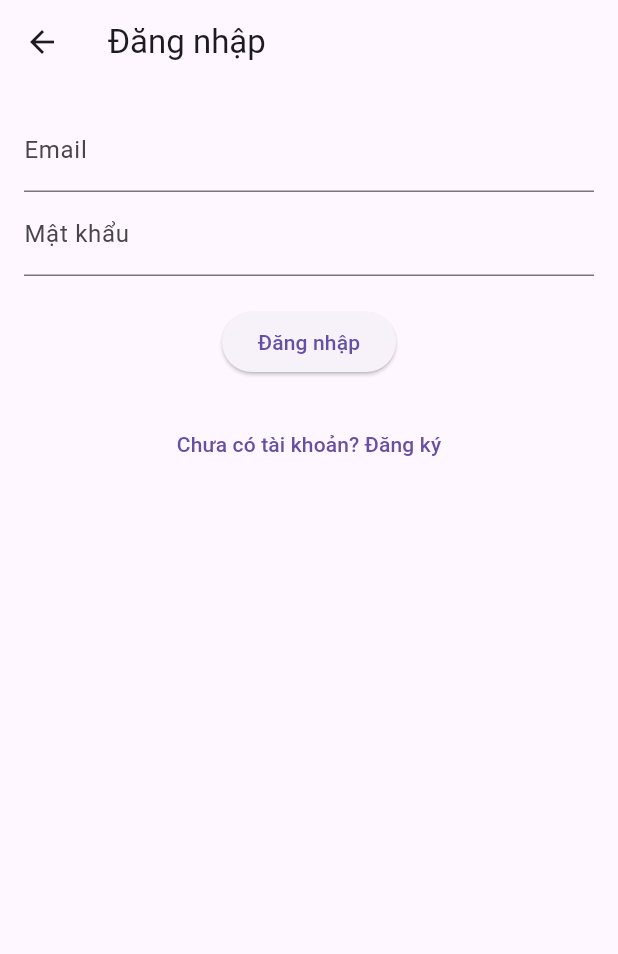
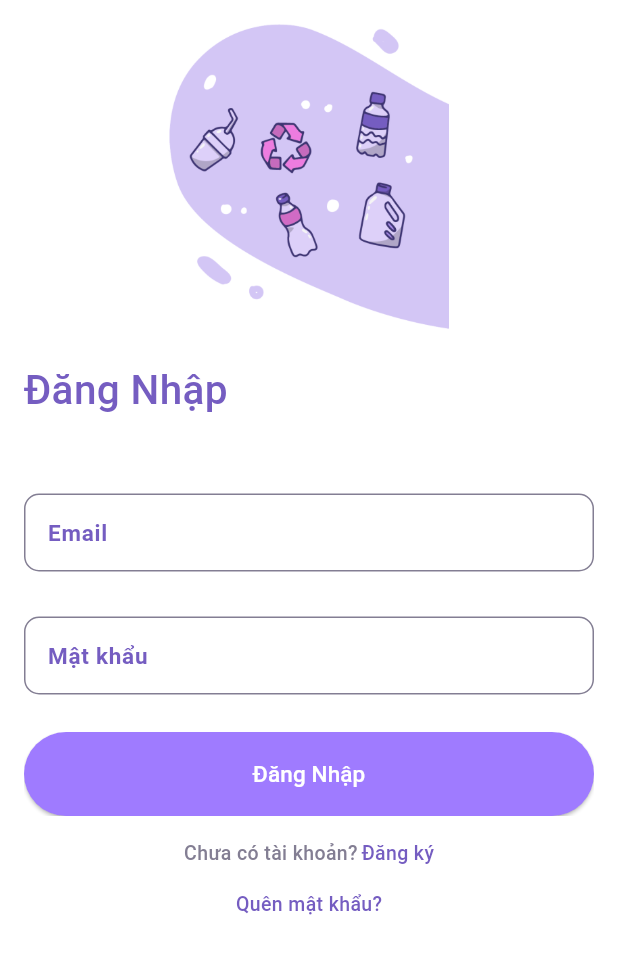
Before and after one commit to nhathuy3008/LTDD, a Flutter app: the LoginPage screen opened directly, on a phone screen of 412 x 824 dp. Shown: the top 954 px of the screen. Run offline on Flutter 3.47's test engine with Material 3 defaults, Android fonts, the phone set to English and light mode, and no system bars; our stand-ins replace audioplayers, file_picker, image_picker, shared_preferences; accounts and stored records are empty; network calls fail; Roboto replaces fonts that are missing (Poppins).

Commit message:
update giao dien dang nhap

```diff
--- a/lib/Screens/login_page.dart
+++ b/lib/Screens/login_page.dart
@@ -1,6 +1,6 @@
 import 'package:flutter/material.dart';
 import 'home_page.dart';
-import 'register_page.dart'; // Nhập trang RegisterPage
+import 'register_page.dart'; // Thêm import cho RegisterPage
 import 'package:shared_preferences/shared_preferences.dart';
 import '../Services/account_service.dart';
 
@@ -39,19 +39,13 @@ class _LoginPageState extends State<LoginPage> {
 
       final userId = response['id'] ?? '';
       final fullName = response['fullName'] ?? 'Người dùng không xác định';
-      final image = response['image'] ?? ''; // Lấy URL ảnh từ phản hồi
+      final image = response['image'] ?? '';
 
       final prefs = await SharedPreferences.getInstance();
       await prefs.setString('userId', userId);
       await prefs.setString('fullName', fullName);
-      await prefs.setString('image', image); // Lưu URL ảnh vào SharedPreferences
+      await prefs.setString('image', image);
 
-      // Kiểm tra và in ra console
-      print('User ID: $userId');
-      print('Full Name: $fullName');
-      print('Image URL: $image'); // In ra URL ảnh
-
-      // Chuyển hướng về trang HomePage
       Navigator.pushReplacement(
         context,
         MaterialPageRoute(builder: (context) => HomePage()),
@@ -84,39 +78,171 @@ class _LoginPageState extends State<LoginPage> {
   @override
   Widget build(BuildContext context) {
     return Scaffold(
-      appBar: AppBar(title: Text('Đăng nhập')),
+      backgroundColor: Colors.white,
       body: Padding(
         padding: const EdgeInsets.all(16.0),
+        child: SingleChildScrollView(
           child: Column(
+            crossAxisAlignment: CrossAxisAlignment.start,
             children: [
+              Center(
+                child: Image.asset(
+                  "assets/images/vector-1.png",
+                  width: MediaQuery.of(context).size.width * 0.9,
+                  height: MediaQuery.of(context).size.width * 0.5,
+                ),
+              ),
+              const SizedBox(height: 18),
+              const Text(
+                'Đăng Nhập',
+                style: TextStyle(
+                  color: Color(0xFF755DC1),
+                  fontSize: 27,
+                  fontFamily: 'Poppins',
+                  fontWeight: FontWeight.w500,
+                ),
+              ),
+              const SizedBox(height: 50),
               TextField(
                 controller: _emailController,
-              decoration: InputDecoration(labelText: 'Email'),
+                textAlign: TextAlign.center,
+                style: const TextStyle(
+                  color: Color(0xFF393939),
+                  fontSize: 13,
+                  fontFamily: 'Poppins',
+                  fontWeight: FontWeight.w400,
                 ),
+                decoration: const InputDecoration(
+                  labelText: 'Email',
+                  labelStyle: TextStyle(
+                    color: Color(0xFF755DC1),
+                    fontSize: 15,
+                    fontFamily: 'Poppins',
+                    fontWeight: FontWeight.w600,
+                  ),
+                  enabledBorder: OutlineInputBorder(
+                    borderRadius: BorderRadius.all(Radius.circular(10)),
+                    borderSide: BorderSide(
+                      width: 1,
+                      color: Color(0xFF837E93),
+                    ),
+                  ),
+                  focusedBorder: OutlineInputBorder(
+                    borderRadius: BorderRadius.all(Radius.circular(10)),
+                    borderSide: BorderSide(
+                      width: 1,
+                      color: Color(0xFF9F7BFF),
+                    ),
+                  ),
+                ),
+              ),
+              const SizedBox(height: 30),
               TextField(
                 controller: _passwordController,
-              decoration: InputDecoration(labelText: 'Mật khẩu'),
+                textAlign: TextAlign.center,
                 obscureText: true,
+                style: const TextStyle(
+                  color: Color(0xFF393939),
+                  fontSize: 13,
+                  fontFamily: 'Poppins',
+                  fontWeight: FontWeight.w400,
                 ),
-            SizedBox(height: 20),
-            _isLoading
-                ? CircularProgressIndicator()
+                decoration: const InputDecoration(
+                  labelText: 'Mật khẩu',
+                  labelStyle: TextStyle(
+                    color: Color(0xFF755DC1),
+                    fontSize: 15,
+                    fontFamily: 'Poppins',
+                    fontWeight: FontWeight.w600,
+                  ),
+                  enabledBorder: OutlineInputBorder(
+                    borderRadius: BorderRadius.all(Radius.circular(10)),
+                    borderSide: BorderSide(
+                      width: 1,
+                      color: Color(0xFF837E93),
+                    ),
+                  ),
+                  focusedBorder: OutlineInputBorder(
+                    borderRadius: BorderRadius.all(Radius.circular(10)),
+                    borderSide: BorderSide(
+                      width: 1,
+                      color: Color(0xFF9F7BFF),
+                    ),
+                  ),
+                ),
+              ),
+              const SizedBox(height: 25),
+              ClipRRect(
+                borderRadius: const BorderRadius.all(Radius.circular(10)),
+                child: SizedBox(
+                  width: double.infinity,
+                  height: 56,
+                  child: _isLoading
+                      ? Center(child: CircularProgressIndicator())
                       : ElevatedButton(
                     onPressed: _login,
-              child: Text('Đăng nhập'),
+                    style: ElevatedButton.styleFrom(
+                      backgroundColor: const Color(0xFF9F7BFF),
                     ),
-            SizedBox(height: 20),
-            TextButton(
-              onPressed: () {
-                // Chuyển hướng đến trang đăng ký
+                    child: const Text(
+                      'Đăng Nhập',
+                      style: TextStyle(
+                        color: Colors.white,
+                        fontSize: 15,
+                        fontFamily: 'Poppins',
+                        fontWeight: FontWeight.w500,
+                      ),
+                    ),
+                  ),
+                ),
+              ),
+              const SizedBox(height: 15),
+              Row(
+                mainAxisAlignment: MainAxisAlignment.center,
+                children: [
+                  const Text(
+                    'Chưa có tài khoản?',
+                    style: TextStyle(
+                      color: Color(0xFF837E93),
+                      fontSize: 13,
+                      fontFamily: 'Poppins',
+                      fontWeight: FontWeight.w500,
+                    ),
+                  ),
+                  const SizedBox(width: 2.5),
+                  InkWell(
+                    onTap: () {
                       Navigator.push(
                         context,
-                  MaterialPageRoute(builder: (context) => RegisterPage()),
+                        MaterialPageRoute(builder: (context) => RegisterPage()), // Điều hướng tới RegisterPage
                       );
                     },
-              child: Text('Chưa có tài khoản? Đăng ký'),
+                    child: const Text(
+                      'Đăng ký',
+                      style: TextStyle(
+                        color: Color(0xFF755DC1),
+                        fontSize: 13,
+                        fontFamily: 'Poppins',
+                        fontWeight: FontWeight.w500,
+                      ),
+                    ),
                   ),
                 ],
+              ),
+              const SizedBox(height: 15),
+              const Center(
+                child: Text(
+                  'Quên mật khẩu?',
+                  style: TextStyle(
+                    color: Color(0xFF755DC1),
+                    fontSize: 13,
+                    fontFamily: 'Poppins',
+                    fontWeight: FontWeight.w500,
+                  ),
+                ),
+              ),
+            ],
+          ),
         ),
       ),
     );
--- a/pubspec.yaml
+++ b/pubspec.yaml
@@ -62,6 +62,10 @@ flutter:
   # included with your application, so that you can use the icons in
   # the material Icons class.
   uses-material-design: true
+  assets:
+    - assets/images/vector-1.png
+    - assets/images/vector-2.png
+    - assets/images/vector-3.png
 
   # To add assets to your application, add an assets section, like this:
   # assets:
```
Also changed, not shown: assets/images/vector-1.png (added), assets/images/vector-2.png (added), assets/images/vector-3.png (added). Lines whose indentation alone changed are shown as unchanged.
